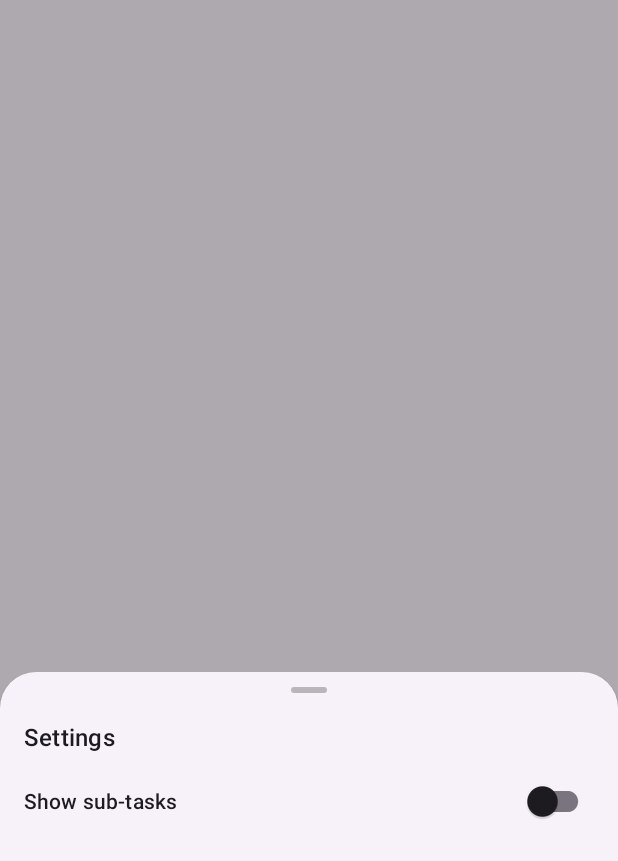
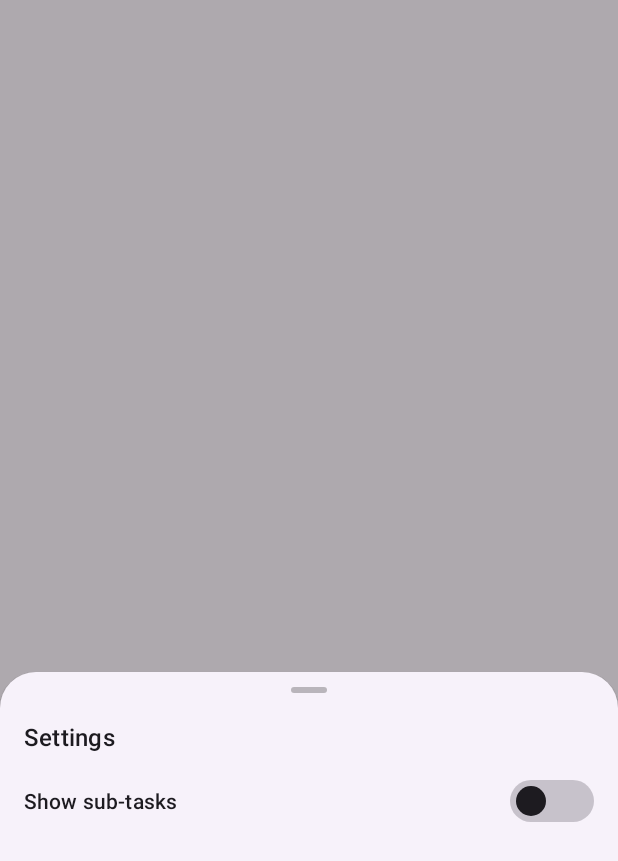
Before and after one commit to EliotAku/ToDoDoT, an Android app: the screen it shows after launch (MainActivity), after a tap on "More", on a phone screen of 412 x 824 dp, the part 375-1236 px from its top. Run offline under Robolectric (Android 15) with nearby library versions, the phone set to English and light mode, and no system bars; our stand-ins replace Room's generated code; 2 statements that could not run were skipped.

Commit message:
Added Material3 switch style

```diff
--- a/app/src/main/res/layout/fragment_preferences.xml
+++ b/app/src/main/res/layout/fragment_preferences.xml
@@ -29,7 +29,7 @@
             android:gravity="center_vertical"
             android:text="Show sub-tasks" />
 
-        <com.google.android.material.switchmaterial.SwitchMaterial
+        <androidx.appcompat.widget.SwitchCompat
             android:id="@+id/pref_switch"
             android:layout_width="wrap_content"
             android:layout_height="match_parent"
--- a/app/src/main/res/values/styles.xml
+++ b/app/src/main/res/values/styles.xml
@@ -11,6 +11,12 @@
         <item name="android:isScrollContainer">true</item>
     </style>
 
+    <style name="Switch.SettingsLib" parent="@style/Widget.Material3.CompoundButton.Switch">
+        <item name="android:switchMinWidth">52dp</item>
+        <item name="android:minHeight">48dp</item>
+        <item name="track">@drawable/switch_track</item>
+        <item name="android:thumb">@drawable/switch_thumb</item>
+    </style>
 
     <!-- Custom Views -->
 
--- a/app/src/main/res/values/themes.xml
+++ b/app/src/main/res/values/themes.xml
@@ -9,6 +9,7 @@
         <item name="bottomSheetDialogTheme">@style/ModalBottomSheetDialog</item>
         <item name="editTextStyle">@style/View.App.EditText</item>
         <item name="imageButtonStyle">@style/Widget.App.ImageButton</item>
+        <item name="switchStyle">@style/Switch.SettingsLib</item>
     </style>
 
     <style name="Theme.ToDoDot.Starting" parent="Theme.SplashScreen">
```
Also changed, not shown: app/src/main/res/drawable/switch_thumb.xml (added, +13 -0 lines), app/src/main/res/drawable/switch_track.xml (added, +8 -0 lines).
